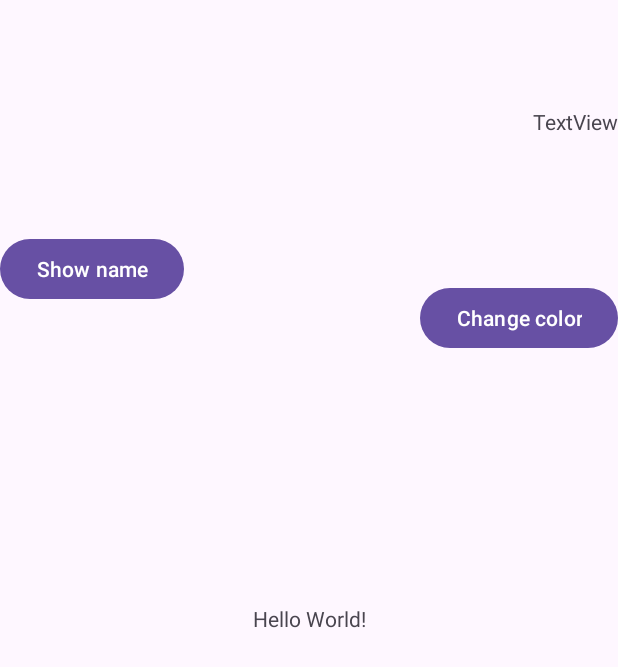
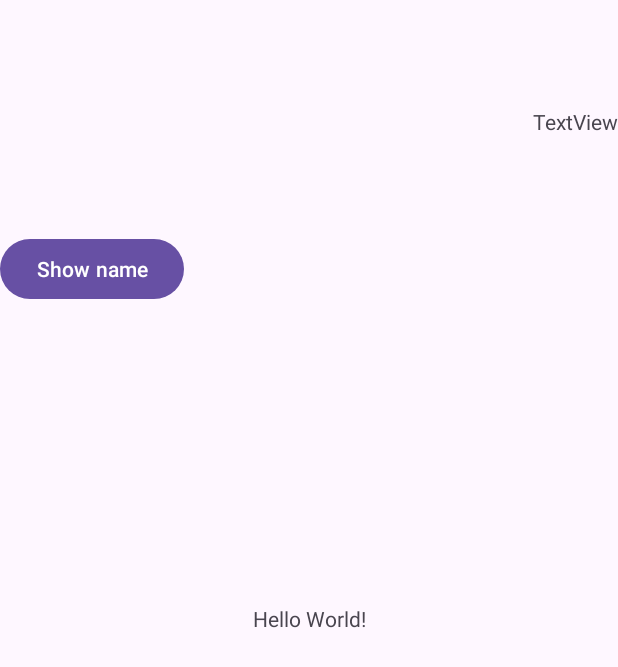
Before and after one commit to Shadow-Legacy/MyFirstLab, an Android app: the screen it shows after launch (MainActivity), on a phone screen of 412 x 824 dp. Shown: the top 667 px of the screen. Run offline under Robolectric (Android 15) with nearby library versions, the phone set to English and light mode, and no system bars.

Commit message:
Revert "Third commit"
This reverts commit c9c89f5ceea07fbf68b6137957b0b4a16e20b666.

```diff
--- a/app/src/main/java/com/example/myfirstlab/MainActivity.java
+++ b/app/src/main/java/com/example/myfirstlab/MainActivity.java
@@ -10,7 +10,7 @@ import android.widget.TextView;
 public class MainActivity extends AppCompatActivity {
 
     TextView textView;
-    Button showBtn, changeClr;
+    Button showBtn;
 
     @Override
     protected void onCreate(Bundle savedInstanceState) {
@@ -19,19 +19,11 @@ public class MainActivity extends AppCompatActivity {
 
         textView = (TextView) findViewById(R.id.Hello);
         showBtn = (Button) findViewById(R.id.button);
-        changeClr = (Button) findViewById(R.id.buttonCh);
         showBtn.setOnClickListener(new View.OnClickListener() {
             @Override
             public void onClick(View view) {
                 textView.setText("my name is Alex");
             }
         });
-
-        changeClr.setOnClickListener(new View.OnClickListener() {
-            @Override
-            public void onClick(View view) {
-                textView.setTextColor(1);
-            }
-        });
     }
 }
--- a/app/src/main/res/layout/activity_main.xml
+++ b/app/src/main/res/layout/activity_main.xml
@@ -34,13 +34,4 @@
         app:layout_constraintEnd_toEndOf="parent"
         app:layout_constraintTop_toTopOf="parent" />
 
-    <Button
-        android:id="@+id/buttonCh"
-        android:layout_width="wrap_content"
-        android:layout_height="wrap_content"
-        android:layout_marginTop="188dp"
-        android:text="Change color"
-        app:layout_constraintEnd_toEndOf="parent"
-        app:layout_constraintTop_toTopOf="parent" />
-
 </androidx.constraintlayout.widget.ConstraintLayout>
```
